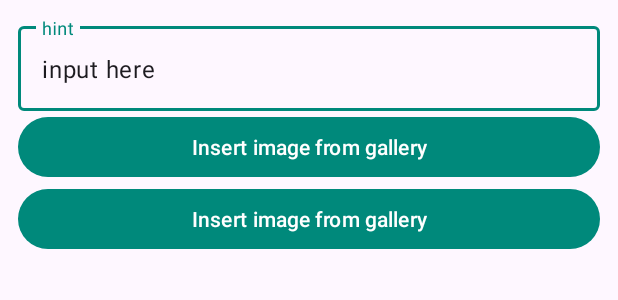
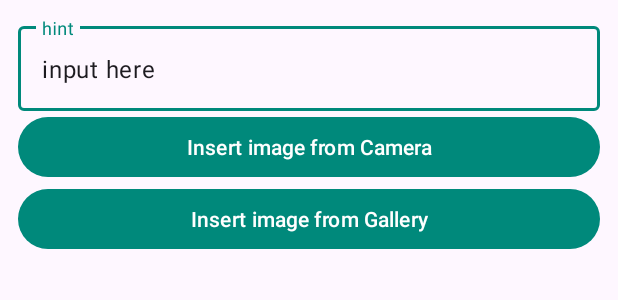
Before and after one commit to sinijus/cat_keeper, an Android app: the layout dialog_edit_image_and_name.xml on its own in the app's theme, with its tools: preview values and no code run, on a phone screen of 412 x 824 dp. Shown: the top 300 px of the screen. Run offline under Robolectric (Android 15) with nearby library versions, the phone set to English and light mode, and no system bars.

Commit message:
add image from camera COMPLETED, save and reopen image from shared preferences WIP

```diff
--- a/app/src/main/AndroidManifest.xml
+++ b/app/src/main/AndroidManifest.xml
@@ -1,6 +1,9 @@
 <?xml version="1.0" encoding="utf-8"?>
 <manifest xmlns:android="http://schemas.android.com/apk/res/android"
     xmlns:tools="http://schemas.android.com/tools">
+    <uses-feature android:name="android.hardware.camera"
+        android:required="true" />
+
 
     <application
         android:allowBackup="true"
@@ -17,7 +20,8 @@
             android:exported="true">
             <intent-filter>
                 <action android:name="android.intent.action.MAIN" />
-
+                <action android:name="android.media.action.IMAGE_CAPTURE" />
+                <category android:name="android.intent.category.DEFAULT" />
                 <category android:name="android.intent.category.LAUNCHER" />
             </intent-filter>
         </activity>
--- a/app/src/main/java/com/jaanussinivali/catkeeper/data/CatKeeperDatabase.kt
+++ b/app/src/main/java/com/jaanussinivali/catkeeper/data/CatKeeperDatabase.kt
@@ -48,7 +48,7 @@ abstract class CatKeeperDatabase : RoomDatabase() {
                         )
                         catDao?.insert(
                             Insurance(
-                                catId = 1, company = "", phone = "", validUntil = "", sum = ""
+                                catId = 1, company = "", phone = "6667788", validUntil = "", sum = ""
                             )
                         )
                         catDao?.insert(
--- /dev/null
+++ b/app/src/main/res/drawable/ic_image_search_24.xml
@@ -0,0 +1,5 @@
+<vector android:height="24dp" android:tint="#000000"
+    android:viewportHeight="24" android:viewportWidth="24"
+    android:width="24dp" xmlns:android="http://schemas.android.com/apk/res/android">
+    <path android:fillColor="@android:color/white" android:pathData="M18,13v7L4,20L4,6h5.02c0.05,-0.71 0.22,-1.38 0.48,-2L4,4c-1.1,0 -2,0.9 -2,2v14c0,1.1 0.9,2 2,2h14c1.1,0 2,-0.9 2,-2v-5l-2,-2zM16.5,18h-11l2.75,-3.53 1.96,2.36 2.75,-3.54zM19.3,8.89c0.44,-0.7 0.7,-1.51 0.7,-2.39C20,4.01 17.99,2 15.5,2S11,4.01 11,6.5s2.01,4.5 4.49,4.5c0.88,0 1.7,-0.26 2.39,-0.7L21,13.42 22.42,12 19.3,8.89zM15.5,9C14.12,9 13,7.88 13,6.5S14.12,4 15.5,4 18,5.12 18,6.5 16.88,9 15.5,9z"/>
+</vector>
--- a/app/src/main/res/layout/dialog_edit_image_and_name.xml
+++ b/app/src/main/res/layout/dialog_edit_image_and_name.xml
@@ -1,10 +1,10 @@
 <?xml version="1.0" encoding="utf-8"?>
 <LinearLayout xmlns:android="http://schemas.android.com/apk/res/android"
+    xmlns:tools="http://schemas.android.com/tools"
     android:layout_width="match_parent"
+    android:layout_height="match_parent"
     android:orientation="vertical"
-    android:padding="12dp"
-    android:layout_height="match_parent"
-    xmlns:tools="http://schemas.android.com/tools">
+    android:padding="12dp">
 
     <com.google.android.material.textfield.TextInputLayout
         android:id="@+id/text_input_name_layout"
@@ -22,15 +22,15 @@
     </com.google.android.material.textfield.TextInputLayout>
 
     <com.google.android.material.button.MaterialButton
+        android:id="@+id/button_insert_camera_image"
         android:layout_width="match_parent"
         android:layout_height="wrap_content"
-        android:text="@string/dialog_edit_image_button_text"
-        android:id="@+id/button_insert_gallery_image" />
+        android:text="@string/dialog_edit_image_button_text_camera" />
 
     <com.google.android.material.button.MaterialButton
+        android:id="@+id/button_insert_gallery_image"
         android:layout_width="match_parent"
         android:layout_height="wrap_content"
-        android:text="@string/dialog_edit_image_button_text"
-        android:id="@+id/button_insert_camera_image" />
+        android:text="@string/dialog_edit_image_button_text_gallery" />
 
 </LinearLayout>
--- a/app/src/main/res/values/strings.xml
+++ b/app/src/main/res/values/strings.xml
@@ -27,4 +27,7 @@
     <string name="descr_insurance_edit_icon">Insurance card edit icon</string>
     <string name="descr_weight_edit_icon">Weight card edit icon</string>
     <string name="fragment_text_weight_chart">Weight chart</string>
+    <string name="dialog_edit_image_button_text_camera">Insert image from Camera</string>
+    <string name="dialog_edit_image_button_text_gallery">Insert image from Gallery</string>
+    <string name="descr_insert_picture_icon">Insert picture icon</string>
 </resources>
--- a/app/src/main/res/values/themes.xml
+++ b/app/src/main/res/values/themes.xml
@@ -3,7 +3,7 @@
     <style name="Base.Theme.CatKeeper" parent="Theme.Material3.DayNight.NoActionBar">
         <item name="colorPrimary">@color/teal_600</item>
         <item name="colorPrimaryVariant">@color/teal_800</item>
-        <item name="cardBackgroundColor">@color/teal_600_transparent</item>
+        <item name="cardBackgroundColor">@color/orange_800_transparent</item>
 
 <!--        <item name="colorOnSurface">@color/brown_900</item>-->
 <!--        <item name="colorOnSurfaceVariant">@color/brown_600</item>-->
```
Also changed, not shown: app/src/main/java/com/jaanussinivali/catkeeper/ui/cat/CatCardsFragment.kt (+30 -27 lines), app/src/main/res/layout-land/fragment_cat_cards.xml (+14 -11 lines), app/src/main/res/layout/fragment_cat_cards.xml (+28 -7 lines), app/src/main/res/values/colors.xml (+9 -2 lines), app/src/main/res/values/styles.xml (+11 -3 lines), app/src/main/res/layout/activity_main.xml (indentation only), 1 other file.
